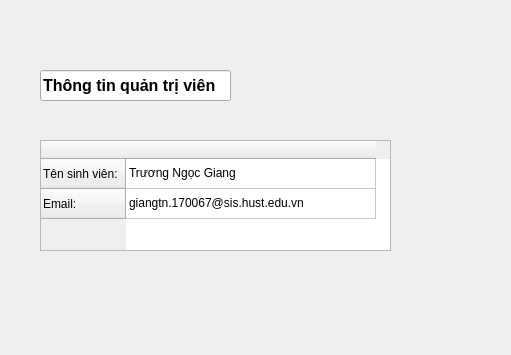
Before: the Qt Designer form src/ui/admin/admin.ui in ngocgiang99/Attendance-By-Face, drawn with Qt 5; both pictures show x 0 to 511 and y 0 to 355 of the 1366 by 768 pixel window.
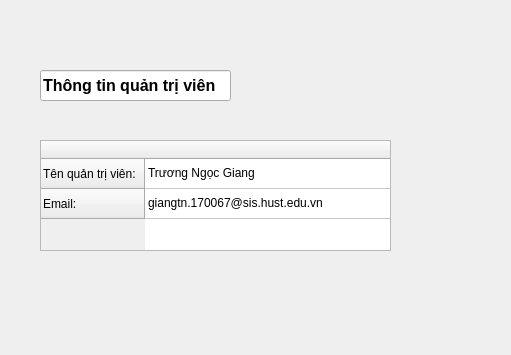
After: the same form once the commit is applied.

Commit message: Fix tittle in admin logic

Diff of the .ui file:
```diff
--- a/src/ui/admin/admin.ui
+++ b/src/ui/admin/admin.ui
@@ -102,7 +102,7 @@
    </attribute>
    <row>
     <property name="text">
-     <string>Tên sinh viên:</string>
+     <string>Tên quản trị viên:</string>
     </property>
    </row>
    <row>
```
The commit also changes 1 other file.
